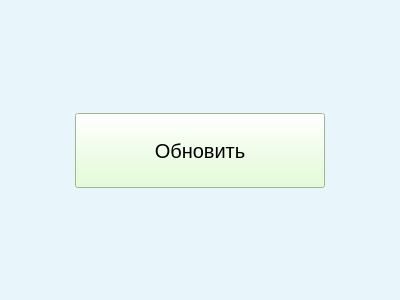
Old version of the form qt/update.ui in the repository andrei-229/valanter_app.
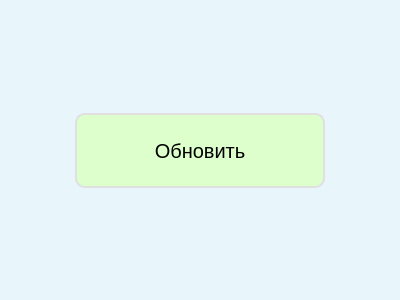
New version of the form.

```diff
--- a/qt/update.ui
+++ b/qt/update.ui
@@ -68,11 +68,15 @@
         <property name="styleSheet">
          <string notr="true">QPushButton{
 background-color: rgb(221, 255, 204);
+border: 2px solid #E0E0E0;
+border-radius: 10px;
 }
 QPushButton:hover{
 background-color: rgb(201, 255, 128);
 }
-
+QPushButton:pressed{
+border: 2px solid #404040;
+}
 </string>
         </property>
         <property name="text">
```
Left out of the diff: 1 changed line with no effect on the pictures.
